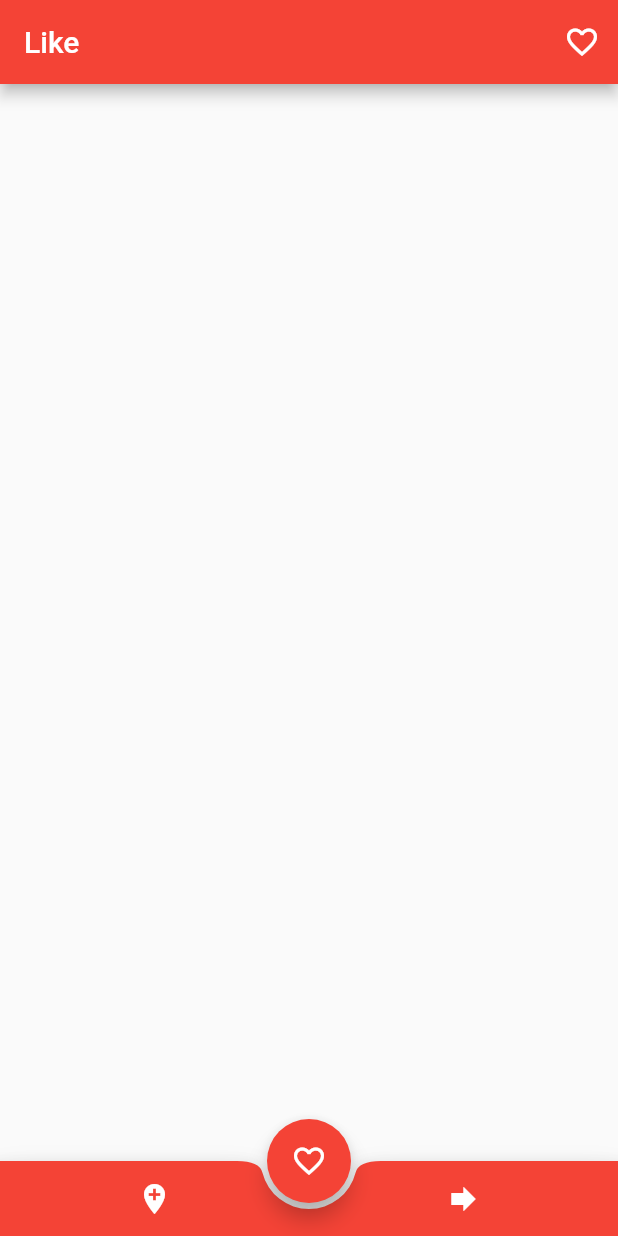
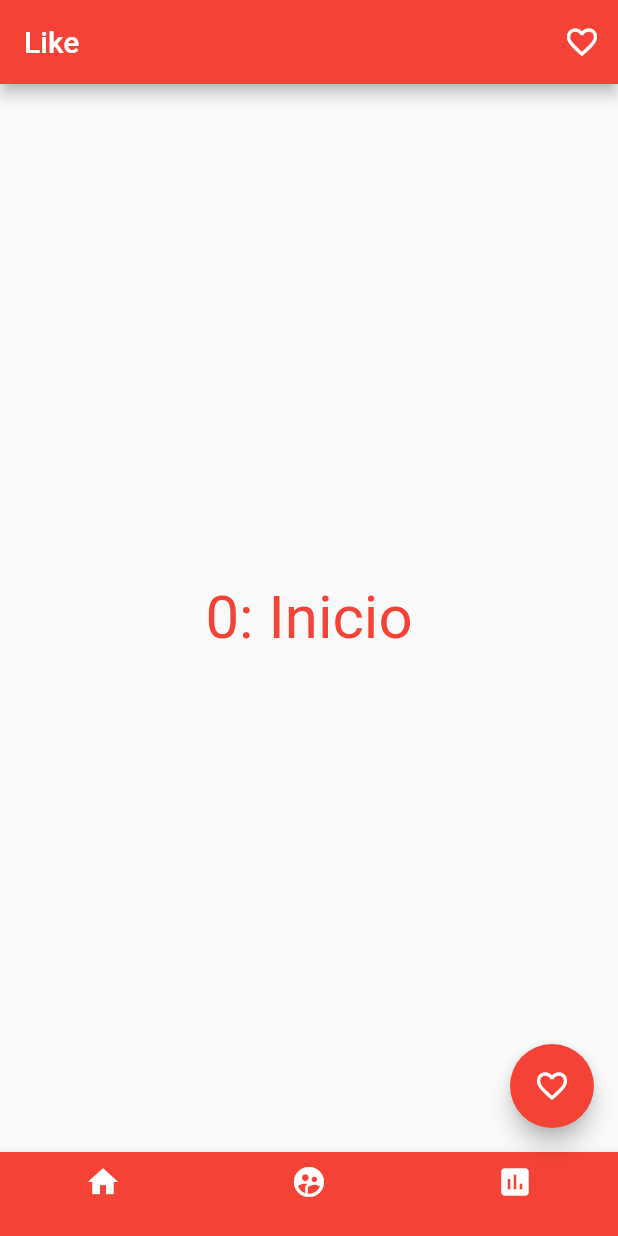
Before and after one commit to Trollkopf/prueba_widgets_flutter-dart, a Flutter app: the screen it shows after launch, after a tap on the "favorite" icon, on a phone screen of 412 x 824 dp. Run offline on Flutter 3.47's test engine with Material 2 defaults, Android fonts, the light colour scheme and no system bars.

Commit message:
Bottom Navigation Bar switched to BottomNavigationBar

```diff
--- a/lib/main.dart
+++ b/lib/main.dart
@@ -28,9 +28,14 @@ class MyHomePage extends StatefulWidget {
 }
 
 class _MyHomePageState extends State<MyHomePage> {
+  //CONSTANTES/VARIABLES
   Icon _corazon = Icon(Icons.favorite, color: Colors.white);
   bool _likeBool = true;
+  int _indiceSeleccionado = 0;
+  String _visualizacion = "0: Inicio";
+  String etiquetaIconoNav = "Inicio";
 
+  //FUNCIONES
   void _likeThis() {
     setState(() {
       if (_likeBool) {
@@ -43,6 +48,30 @@ class _MyHomePageState extends State<MyHomePage> {
     });
   }
 
+  void _itemPulsado(int index) {
+    setState(() {
+      _indiceSeleccionado = index;
+      switch(_indiceSeleccionado){
+        case 0:
+          {
+            _visualizacion = '$_indiceSeleccionado: Inicio';
+          }
+          break;
+        case 1:
+          {
+            _visualizacion = '$_indiceSeleccionado: Mi Cuenta';
+          }
+          break;
+        case 2:
+          {
+            _visualizacion = '$_indiceSeleccionado: Estadísticas';
+          }
+          break;
+      }
+    });
+  }
+
+  //SCAFFOLD
   @override
   Widget build(BuildContext context) {
     return Scaffold(
@@ -56,32 +85,75 @@ class _MyHomePageState extends State<MyHomePage> {
         backgroundColor: Colors.red,
         child: _corazon,
       ),
-      floatingActionButtonLocation: FloatingActionButtonLocation.centerDocked,
-      bottomNavigationBar: BottomAppBar(
-        color: Colors.red,
-        child: Container(
-          height: 50,
-          child: Row(
-            mainAxisAlignment: MainAxisAlignment.spaceAround,
-            children: <Widget>[
-              IconButton(
+
+      bottomNavigationBar: BottomNavigationBar(
+        items: const <BottomNavigationBarItem>[
+          BottomNavigationBarItem(
               icon: Icon(
-                    Icons.add_location,
+                Icons.home,
                 color: Colors.white,
               ),
-                  onPressed: null
+              label: String.fromEnvironment('Inicio'),
               ),
-              IconButton(
+          BottomNavigationBarItem(
               icon: Icon(
-                    Icons.forward,
+                Icons.supervised_user_circle,
                 color: Colors.white,
               ),
-                  onPressed: null
+            label: String.fromEnvironment('Mi Cuenta'),
+          ),
+          BottomNavigationBarItem(
+              icon: Icon(
+                Icons.assessment,
+                color: Colors.white,
+              ),
+            label: String.fromEnvironment('Estadísticas'),
           ),
         ],
+        backgroundColor: Colors.red,
+        onTap: _itemPulsado,
+        currentIndex: _indiceSeleccionado,
       ),
+
+      //  APPBAR CON BOTON DE LIKE AL CENTRO
+      // floatingActionButtonLocation: FloatingActionButtonLocation.centerDocked,
+      // bottomNavigationBar: BottomAppBar(
+      //   color: Colors.red,
+      //   child: Container(
+      //     height: 50,
+      //     child: Row(
+      //       mainAxisAlignment: MainAxisAlignment.spaceAround,
+      //       children: <Widget>[
+      //         IconButton(
+      //             icon: Icon(
+      //               Icons.add_location,
+      //               color: Colors.white,
+      //             ),
+      //             onPressed: null
+      //         ),
+      //         IconButton(
+      //             icon: Icon(
+      //               Icons.forward,
+      //               color: Colors.white,
+      //             ),
+      //             onPressed: null
+      //         ),
+      //       ],
+      //     ),
+      //   ),
+      //   shape: CircularNotchedRectangle(),
+      // ),
+
+      body: Center(
+        child: Column(
+          mainAxisAlignment: MainAxisAlignment.center,
+          children: <Widget>[
+            Text(
+              '${_visualizacion}',
+              style: TextStyle(color: Colors.red, fontSize: 40),
+            )
+          ],
         ),
-        shape: CircularNotchedRectangle(),
       ),
     );
   }
```
Lines whose indentation alone changed are shown as unchanged.
